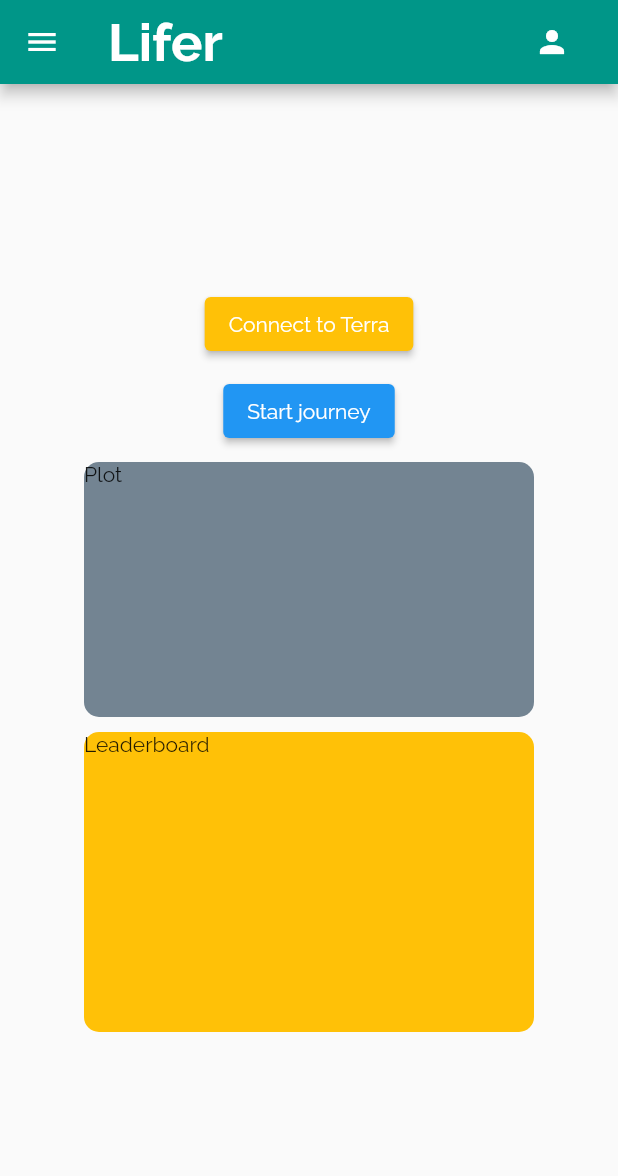
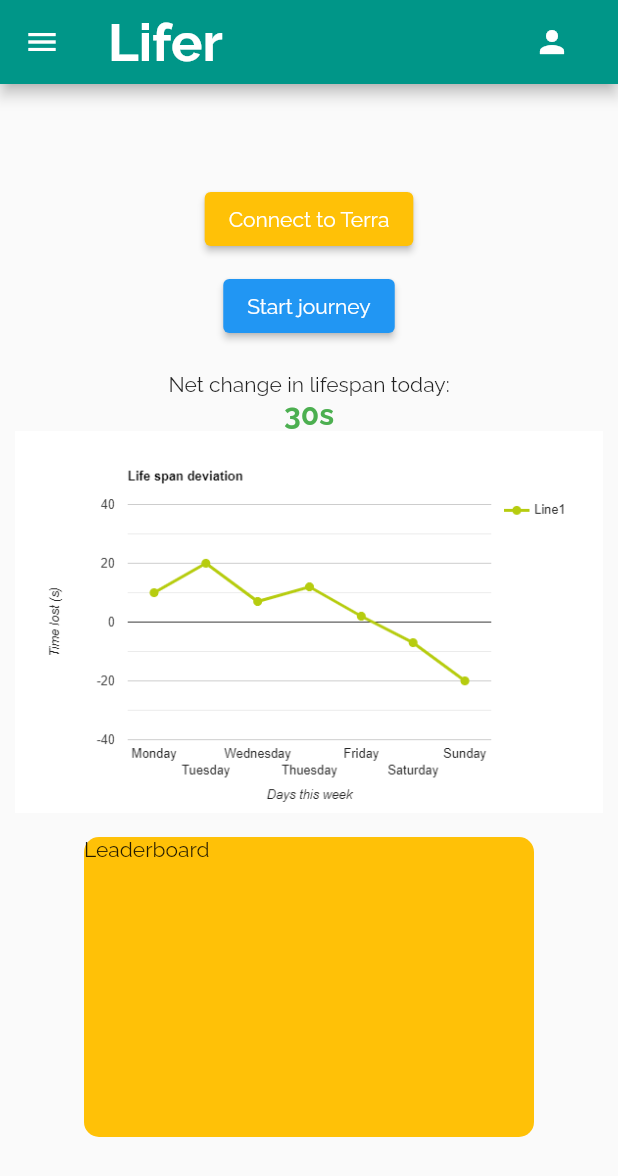
Before and after one commit to aranyagupta/ichack-arch, a Flutter app: the screen it shows after launch, on a phone screen of 412 x 824 dp. Shown: the top 1176 px of the screen. Run offline on Flutter 3.47's test engine with Material 2 defaults, Android fonts, the light colour scheme and no system bars; missing offline and left inert: flutter_web_browser.

Commit message:
Added plots on home page

```diff
--- a/hack_app/lib/main.dart
+++ b/hack_app/lib/main.dart
@@ -65,13 +65,22 @@
   Widget build(BuildContext context) {
     return Container(
       decoration: BoxDecoration(
-          borderRadius: BorderRadius.circular(10),
-          color: Color.fromARGB(255, 115, 132, 146)),
+          borderRadius: BorderRadius.circular(10), color: Colors.transparent),
       margin: EdgeInsets.all(10),
       child: SizedBox(
-        child: Text("Plot"),
-        height: 170,
-        width: 300,
+        child: Column(children: [
+          Text("Net change in lifespan today:"),
+          Text(
+            "30s",
+            style: TextStyle(
+                color: Colors.green, fontSize: 20, fontWeight: FontWeight.bold),
+          ),
+          Container(
+            child: Image.asset("assets/images/line-graph.png"),
+          )
+        ]),
+        height: 300,
+        width: 400,
       ),
     );
   }
@@ -96,8 +105,30 @@
   }
 }
 
+class Start extends StatefulWidget {
+  const Start({Key? key}) : super(key: key);
+
+  @override
+  State<Start> createState() => _StartState();
+}
+
+class _StartState extends State<Start> {
+  bool journey_started = false;
+  @override
+  Widget build(BuildContext context) {
+    return Container(
+        child: ElevatedButton(
+            child:
+                journey_started ? Text("Stop journey") : Text("Start journey"),
+            onPressed: () {
+              setState(() {
+                journey_started = false;
+              });
+            }));
+  }
+}
+
 class MyApp extends StatelessWidget {
-  bool journey_started = false;
   @override
   Widget build(BuildContext context) {
     return MaterialApp(
@@ -141,32 +172,15 @@
                 return ElevatedButton(
                     style: ElevatedButton.styleFrom(primary: Colors.amber),
                     onPressed: () {
-                      Navigator.push(
-                        context,
-                        MaterialPageRoute(
-                            builder: (context) => openBrowserTab()),
-                      );
+                      openBrowserTab();
                     },
                     child: Text("Connect to Terra"));
               }),
+              SizedBox(
+                height: 10,
+              ),
+              Start(),
               SizedBox(height: 10),
-              Container(
-                  child: journey_started
-                      ? ElevatedButton(
-                          onPressed: () {
-                            setState() {
-                              journey_started = false;
-                            }
-                          },
-                          child: Text("Stop journey"))
-                      : ElevatedButton(
-                          child: Text("Start journey"),
-                          onPressed: () {
-                            setState() {
-                              journey_started = true;
-                            }
-                          },
-                        )),
               LifePlot(),
               Leaderboard()
             ])),
--- a/hack_app/pubspec.yaml
+++ b/hack_app/pubspec.yaml
@@ -67,6 +67,7 @@
   # To add assets to your application, add an assets section, like this:
   assets:
   - assets/images/stephanie-photo.jpg
+  - assets/images/line-graph.png
   #   - images/a_dot_burr.jpeg
   #   - images/a_dot_ham.jpeg
 
```
Also changed, not shown: hack_app/assets/images/line-graph.png (added).
